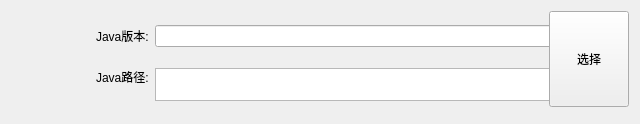
First picture: the form in QtUI/Widgets/singleSelectJavaWidget.ui, repository MCSLTeam/MCSL2, before the edit.
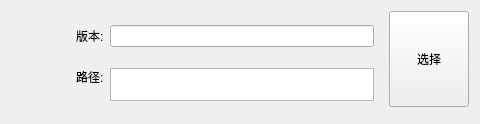
Second picture: the form after the edit. Custom widgets are drawn as their Qt base class.

Commit message: Opt | new select java page

Diff of the .ui file:
```diff
--- a/QtUI/Widgets/singleSelectJavaWidget.ui
+++ b/QtUI/Widgets/singleSelectJavaWidget.ui
@@ -6,25 +6,25 @@
    <rect>
     <x>0</x>
     <y>0</y>
-    <width>640</width>
+    <width>480</width>
     <height>124</height>
    </rect>
   </property>
   <property name="sizePolicy">
-   <sizepolicy hsizetype="Expanding" vsizetype="Fixed">
+   <sizepolicy hsizetype="Fixed" vsizetype="Fixed">
     <horstretch>0</horstretch>
     <verstretch>0</verstretch>
    </sizepolicy>
   </property>
   <property name="minimumSize">
    <size>
-    <width>640</width>
+    <width>480</width>
     <height>120</height>
    </size>
   </property>
   <property name="maximumSize">
    <size>
-    <width>16777215</width>
+    <width>480</width>
     <height>124</height>
    </size>
   </property>
@@ -32,29 +32,7 @@
    <string/>
   </property>
   <layout class="QGridLayout" name="gridLayout">
-   <item row="0" column="1" rowspan="4">
-    <widget class="PixmapLabel" name="javaPixmapLabel">
-     <property name="sizePolicy">
-      <sizepolicy hsizetype="Fixed" vsizetype="Fixed">
-       <horstretch>0</horstretch>
-       <verstretch>0</verstretch>
-      </sizepolicy>
-     </property>
-     <property name="minimumSize">
-      <size>
-       <width>50</width>
-       <height>50</height>
-      </size>
-     </property>
-     <property name="maximumSize">
-      <size>
-       <width>50</width>
-       <height>50</height>
-      </size>
-     </property>
-    </widget>
-   </item>
-   <item row="0" column="2">
+   <item row="0" column="1">
     <widget class="QWidget" name="javaVerWidget" native="true">
      <property name="sizePolicy">
       <sizepolicy hsizetype="Expanding" vsizetype="Fixed">
@@ -64,7 +42,7 @@
      </property>
      <property name="minimumSize">
       <size>
-       <width>480</width>
+       <width>280</width>
        <height>50</height>
       </size>
      </property>
@@ -84,7 +62,7 @@
          </sizepolicy>
         </property>
         <property name="text">
-         <string>Java版本:</string>
+         <string>版本:</string>
         </property>
        </widget>
       </item>
@@ -98,7 +76,54 @@
      </layout>
     </widget>
    </item>
-   <item row="1" column="2">
+   <item row="0" column="2" rowspan="3">
+    <widget class="PrimaryPushButton" name="finishSelectJavaBtn">
+     <property name="sizePolicy">
+      <sizepolicy hsizetype="Fixed" vsizetype="Expanding">
+       <horstretch>0</horstretch>
+       <verstretch>0</verstretch>
+      </sizepolicy>
+     </property>
+     <property name="minimumSize">
+      <size>
+       <width>0</width>
+       <height>0</height>
+      </size>
+     </property>
+     <property name="maximumSize">
+      <size>
+       <width>16777215</width>
+       <height>16777215</height>
+      </size>
+     </property>
+     <property name="text">
+      <string>选择</string>
+     </property>
+    </widget>
+   </item>
+   <item row="0" column="0" rowspan="4">
+    <widget class="PixmapLabel" name="javaPixmapLabel">
+     <property name="sizePolicy">
+      <sizepolicy hsizetype="Fixed" vsizetype="Fixed">
+       <horstretch>0</horstretch>
+       <verstretch>0</verstretch>
+      </sizepolicy>
+     </property>
+     <property name="minimumSize">
+      <size>
+       <width>50</width>
+       <height>50</height>
+      </size>
+     </property>
+     <property name="maximumSize">
+      <size>
+       <width>50</width>
+       <height>50</height>
+      </size>
+     </property>
+    </widget>
+   </item>
+   <item row="1" column="1">
     <widget class="QWidget" name="javaPathWidget" native="true">
      <property name="sizePolicy">
       <sizepolicy hsizetype="Expanding" vsizetype="Fixed">
@@ -108,7 +133,7 @@
      </property>
      <property name="minimumSize">
       <size>
-       <width>480</width>
+       <width>280</width>
        <height>50</height>
       </size>
      </property>
@@ -131,7 +156,7 @@
          </sizepolicy>
         </property>
         <property name="text">
-         <string>Java路径:</string>
+         <string>路径:</string>
         </property>
        </widget>
       </item>
@@ -169,47 +194,6 @@
      </layout>
     </widget>
    </item>
-   <item row="0" column="3" rowspan="3">
-    <widget class="PrimaryPushButton" name="finishSelectJavaBtn">
-     <property name="sizePolicy">
-      <sizepolicy hsizetype="Fixed" vsizetype="Expanding">
-       <horstretch>0</horstretch>
-       <verstretch>0</verstretch>
-      </sizepolicy>
-     </property>
-     <property name="minimumSize">
-      <size>
-       <width>0</width>
-       <height>0</height>
-      </size>
-     </property>
-     <property name="maximumSize">
-      <size>
-       <width>16777215</width>
-       <height>16777215</height>
-      </size>
-     </property>
-     <property name="text">
-      <string>选择</string>
-     </property>
-    </widget>
-   </item>
-   <item row="0" column="0" rowspan="3">
-    <spacer name="horizontalSpacer">
-     <property name="orientation">
-      <enum>Qt::Horizontal</enum>
-     </property>
-     <property name="sizeType">
-      <enum>QSizePolicy::Fixed</enum>
-     </property>
-     <property name="sizeHint" stdset="0">
-      <size>
-       <width>20</width>
-       <height>20</height>
-      </size>
-     </property>
-    </spacer>
-   </item>
   </layout>
  </widget>
  <customwidgets>
```
The commit also changes 5 other files.
